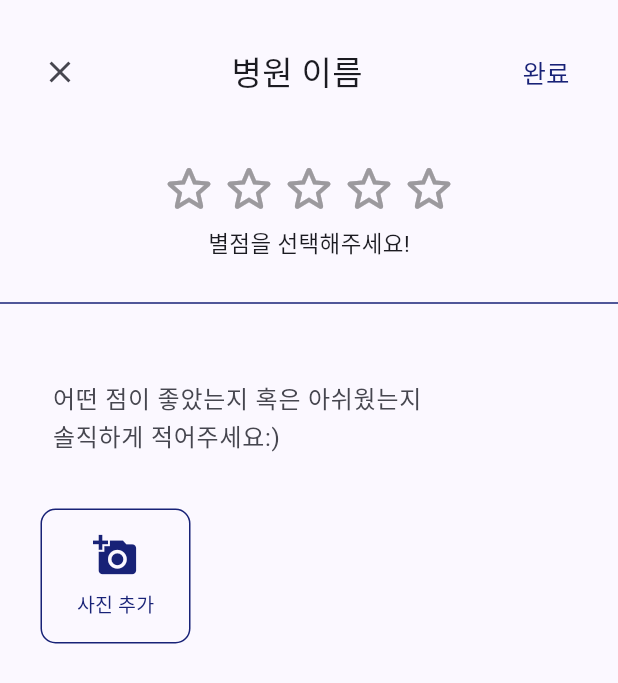
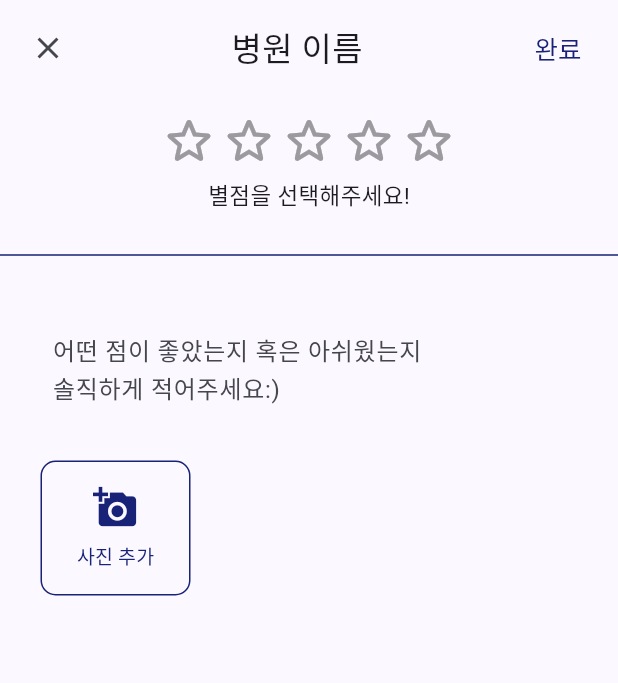
Before and after one commit to causyj/SOCDOC-Flutter, a Flutter app: the ReviewPage screen opened directly, on a phone screen of 412 x 824 dp. Shown: the top 683 px of the screen. Run offline on Flutter 3.47's test engine with Material 2 defaults, Android fonts, the phone set to English and light mode, and no system bars; drawn by our look-alikes of flutter_rating_bar; our stand-ins replace dropdown_button2, firebase_auth, firebase_core, flutter_dotenv, geolocator, google_maps_flutter and 4 more; accounts and stored records are empty.

Commit message:
Update ReviewPage : Cleaned UP Structure

```diff
--- a/lib/Pages/ReviewPage.dart
+++ b/lib/Pages/ReviewPage.dart
@@ -39,11 +39,8 @@ class _ReviewPageState extends State<ReviewPage> {
     );
   }
 
-  // 리뷰 페이지 상단의 앱 바 부분
   Widget _buildAppBar(BuildContext context) {
-    return Container(
-      padding: const EdgeInsets.symmetric(vertical: 16, horizontal: 8),
-      child: Column(
+    return Column(
       children: [
         Padding(
           padding: const EdgeInsets.all(8.0),
@@ -62,21 +59,19 @@ class _ReviewPageState extends State<ReviewPage> {
                 ),
               ),
               TextButton(
+                child: const Text('완료', style: TextStyle(fontSize: 17, color: AppColor.SocdocBlue)),
                 onPressed: () {
                   Navigator.pop(context, reviewController.text);
-                  },
-                  child: const Text('완료', style: TextStyle(fontSize: 17, color: AppColor.SocdocBlue)),
+                }
               ),
             ],
           ),
         ),
         const SizedBox(height: 10),
       ],
-      ),
     );
   }
 
-  // 별점 선택 부분
   Widget _buildRatingSection() {
     return Center(
       child: Column(
@@ -110,7 +105,6 @@ class _ReviewPageState extends State<ReviewPage> {
     );
   }
 
-  // 구분선
   Widget _buildDivider() {
     return const Divider(
       color: AppColor.SocdocBlue,
@@ -118,7 +112,6 @@ class _ReviewPageState extends State<ReviewPage> {
     );
   }
 
-  // 리뷰 입력 부분
   Widget _buildReviewInput() {
     return Padding(
       padding: const EdgeInsets.all(20.0),
@@ -138,7 +131,6 @@ class _ReviewPageState extends State<ReviewPage> {
     );
   }
 
-  // 사진 추가 버튼
   Widget _buildPhotoButton() {
     return TextButton(
       onPressed: () {},
```
Lines whose indentation alone changed are shown as unchanged.
